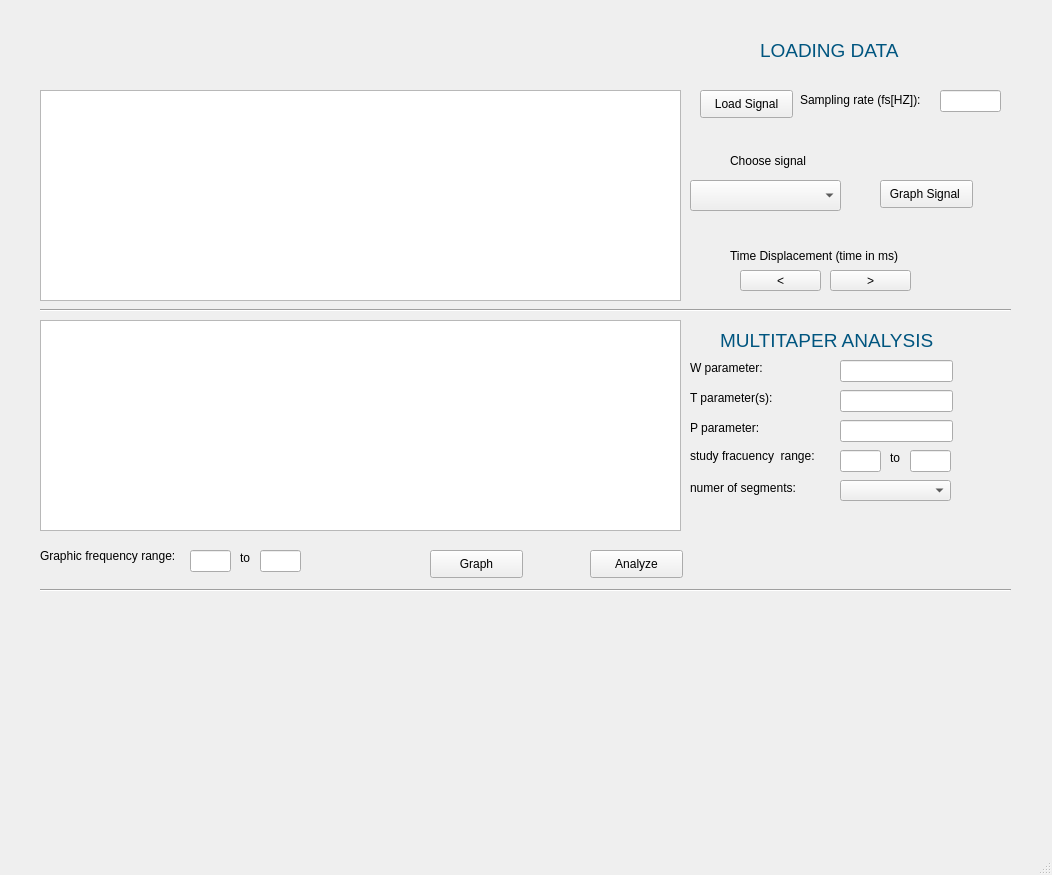
The window that interfaz.ui (carlosmunoz97/Proyecto2) describes before a commit, drawn with Qt 5.
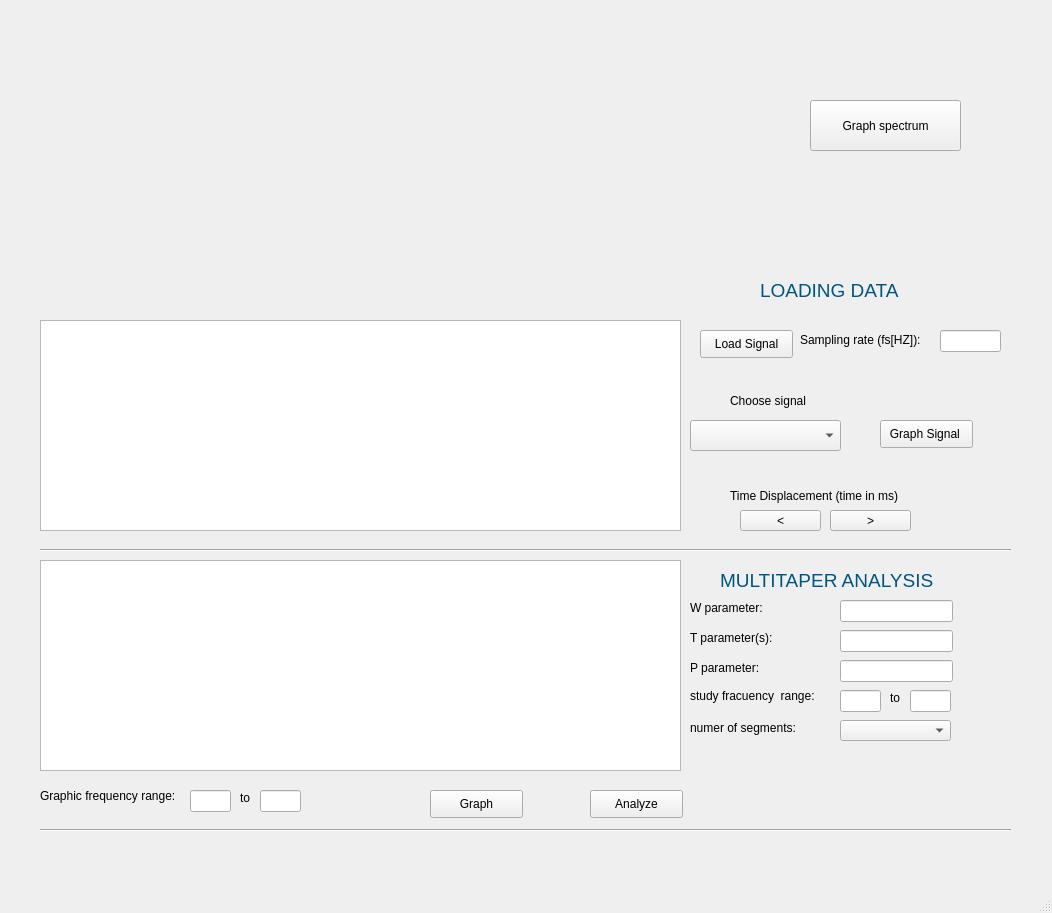
The same window after the commit. Custom widgets are drawn as their Qt base class.

Patch:
```diff
--- a/interfaz.ui
+++ b/interfaz.ui
@@ -7,28 +7,18 @@
     <x>0</x>
     <y>0</y>
     <width>1052</width>
-    <height>875</height>
+    <height>913</height>
    </rect>
   </property>
   <property name="windowTitle">
    <string>MainWindow</string>
   </property>
   <widget class="QWidget" name="centralwidget">
-   <widget class="PlotWidget" name="campo_graficacion">
-    <property name="geometry">
-     <rect>
-      <x>40</x>
-      <y>90</y>
-      <width>641</width>
-      <height>211</height>
-     </rect>
-    </property>
-   </widget>
    <widget class="QPushButton" name="cargar">
     <property name="geometry">
      <rect>
       <x>700</x>
-      <y>90</y>
+      <y>330</y>
       <width>93</width>
       <height>28</height>
      </rect>
@@ -41,7 +31,7 @@
     <property name="geometry">
      <rect>
       <x>880</x>
-      <y>180</y>
+      <y>420</y>
       <width>93</width>
       <height>28</height>
      </rect>
@@ -54,7 +44,7 @@
     <property name="geometry">
      <rect>
       <x>820</x>
-      <y>240</y>
+      <y>480</y>
       <width>55</width>
       <height>16</height>
      </rect>
@@ -67,7 +57,7 @@
     <property name="geometry">
      <rect>
       <x>730</x>
-      <y>240</y>
+      <y>480</y>
       <width>191</width>
       <height>31</height>
      </rect>
@@ -80,7 +70,7 @@
     <property name="geometry">
      <rect>
       <x>740</x>
-      <y>270</y>
+      <y>510</y>
       <width>81</width>
       <height>21</height>
      </rect>
@@ -93,7 +83,7 @@
     <property name="geometry">
      <rect>
       <x>830</x>
-      <y>270</y>
+      <y>510</y>
       <width>81</width>
       <height>21</height>
      </rect>
@@ -106,7 +96,7 @@
     <property name="geometry">
      <rect>
       <x>690</x>
-      <y>180</y>
+      <y>420</y>
       <width>151</width>
       <height>31</height>
      </rect>
@@ -116,7 +106,7 @@
     <property name="geometry">
      <rect>
       <x>730</x>
-      <y>150</y>
+      <y>390</y>
       <width>81</width>
       <height>21</height>
      </rect>
@@ -129,7 +119,7 @@
     <property name="geometry">
      <rect>
       <x>940</x>
-      <y>90</y>
+      <y>330</y>
       <width>61</width>
       <height>22</height>
      </rect>
@@ -139,7 +129,7 @@
     <property name="geometry">
      <rect>
       <x>800</x>
-      <y>90</y>
+      <y>330</y>
       <width>141</width>
       <height>20</height>
      </rect>
@@ -152,7 +142,7 @@
     <property name="geometry">
      <rect>
       <x>40</x>
-      <y>320</y>
+      <y>560</y>
       <width>641</width>
       <height>211</height>
      </rect>
@@ -162,7 +152,7 @@
     <property name="geometry">
      <rect>
       <x>40</x>
-      <y>300</y>
+      <y>540</y>
       <width>971</width>
       <height>20</height>
      </rect>
@@ -175,7 +165,7 @@
     <property name="geometry">
      <rect>
       <x>720</x>
-      <y>320</y>
+      <y>560</y>
       <width>241</width>
       <height>41</height>
      </rect>
@@ -188,7 +178,7 @@
     <property name="geometry">
      <rect>
       <x>690</x>
-      <y>360</y>
+      <y>600</y>
       <width>101</width>
       <height>16</height>
      </rect>
@@ -201,7 +191,7 @@
     <property name="geometry">
      <rect>
       <x>840</x>
-      <y>360</y>
+      <y>600</y>
       <width>113</width>
       <height>22</height>
      </rect>
@@ -211,7 +201,7 @@
     <property name="geometry">
      <rect>
       <x>840</x>
-      <y>390</y>
+      <y>630</y>
       <width>113</width>
       <height>22</height>
      </rect>
@@ -221,7 +211,7 @@
     <property name="geometry">
      <rect>
       <x>690</x>
-      <y>390</y>
+      <y>630</y>
       <width>101</width>
       <height>16</height>
      </rect>
@@ -234,7 +224,7 @@
     <property name="geometry">
      <rect>
       <x>840</x>
-      <y>450</y>
+      <y>690</y>
       <width>41</width>
       <height>22</height>
      </rect>
@@ -244,7 +234,7 @@
     <property name="geometry">
      <rect>
       <x>690</x>
-      <y>440</y>
+      <y>680</y>
       <width>141</width>
       <height>31</height>
      </rect>
@@ -257,7 +247,7 @@
     <property name="geometry">
      <rect>
       <x>840</x>
-      <y>420</y>
+      <y>660</y>
       <width>113</width>
       <height>22</height>
      </rect>
@@ -267,7 +257,7 @@
     <property name="geometry">
      <rect>
       <x>690</x>
-      <y>420</y>
+      <y>660</y>
       <width>101</width>
       <height>16</height>
      </rect>
@@ -280,7 +270,7 @@
     <property name="geometry">
      <rect>
       <x>910</x>
-      <y>450</y>
+      <y>690</y>
       <width>41</width>
       <height>22</height>
      </rect>
@@ -290,7 +280,7 @@
     <property name="geometry">
      <rect>
       <x>890</x>
-      <y>450</y>
+      <y>690</y>
       <width>16</width>
       <height>16</height>
      </rect>
@@ -303,7 +293,7 @@
     <property name="geometry">
      <rect>
       <x>690</x>
-      <y>480</y>
+      <y>720</y>
       <width>131</width>
       <height>16</height>
      </rect>
@@ -316,7 +306,7 @@
     <property name="geometry">
      <rect>
       <x>40</x>
-      <y>580</y>
+      <y>820</y>
       <width>971</width>
       <height>20</height>
      </rect>
@@ -329,7 +319,7 @@
     <property name="geometry">
      <rect>
       <x>760</x>
-      <y>30</y>
+      <y>270</y>
       <width>161</width>
       <height>41</height>
      </rect>
@@ -342,7 +332,7 @@
     <property name="geometry">
      <rect>
       <x>260</x>
-      <y>550</y>
+      <y>790</y>
       <width>41</width>
       <height>22</height>
      </rect>
@@ -352,7 +342,7 @@
     <property name="geometry">
      <rect>
       <x>40</x>
-      <y>540</y>
+      <y>780</y>
       <width>141</width>
       <height>31</height>
      </rect>
@@ -365,7 +355,7 @@
     <property name="geometry">
      <rect>
       <x>240</x>
-      <y>550</y>
+      <y>790</y>
       <width>16</width>
       <height>16</height>
      </rect>
@@ -378,7 +368,7 @@
     <property name="geometry">
      <rect>
       <x>190</x>
-      <y>550</y>
+      <y>790</y>
       <width>41</width>
       <height>22</height>
      </rect>
@@ -388,7 +378,7 @@
     <property name="geometry">
      <rect>
       <x>590</x>
-      <y>550</y>
+      <y>790</y>
       <width>93</width>
       <height>28</height>
      </rect>
@@ -401,7 +391,7 @@
     <property name="geometry">
      <rect>
       <x>840</x>
-      <y>480</y>
+      <y>720</y>
       <width>111</width>
       <height>21</height>
      </rect>
@@ -411,7 +401,7 @@
     <property name="geometry">
      <rect>
       <x>430</x>
-      <y>550</y>
+      <y>790</y>
       <width>93</width>
       <height>28</height>
      </rect>
@@ -423,10 +413,33 @@
    <widget class="QWidget" name="campo_grfico_3" native="true">
     <property name="geometry">
      <rect>
-      <x>110</x>
-      <y>600</y>
-      <width>821</width>
-      <height>231</height>
+      <x>40</x>
+      <y>20</y>
+      <width>661</width>
+      <height>271</height>
+     </rect>
+    </property>
+   </widget>
+   <widget class="QPushButton" name="grafica_espectro">
+    <property name="geometry">
+     <rect>
+      <x>810</x>
+      <y>100</y>
+      <width>151</width>
+      <height>51</height>
+     </rect>
+    </property>
+    <property name="text">
+     <string>Graph spectrum</string>
+    </property>
+   </widget>
+   <widget class="PlotWidget" name="campo_graficacion">
+    <property name="geometry">
+     <rect>
+      <x>40</x>
+      <y>320</y>
+      <width>641</width>
+      <height>211</height>
      </rect>
     </property>
    </widget>
```
Left out of the diff: 2 changed lines with no effect on the pictures.
